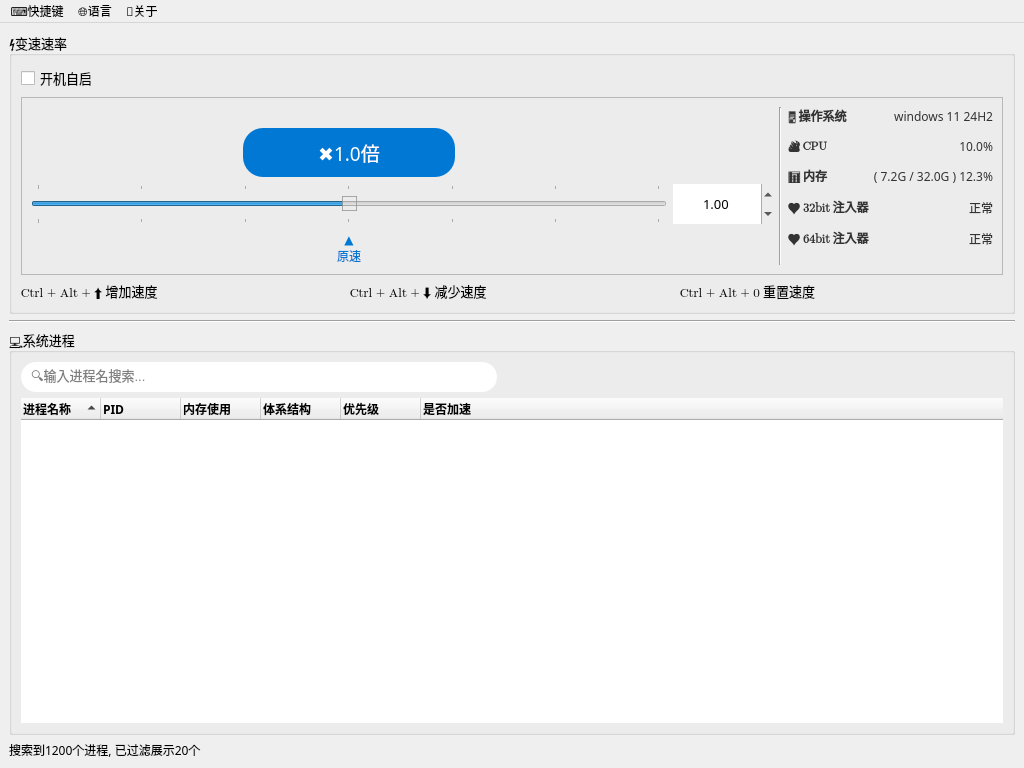
The window that mainwindow.ui (zxlhhyccc/OpenSpeedy) describes before a commit, drawn with Qt 5.
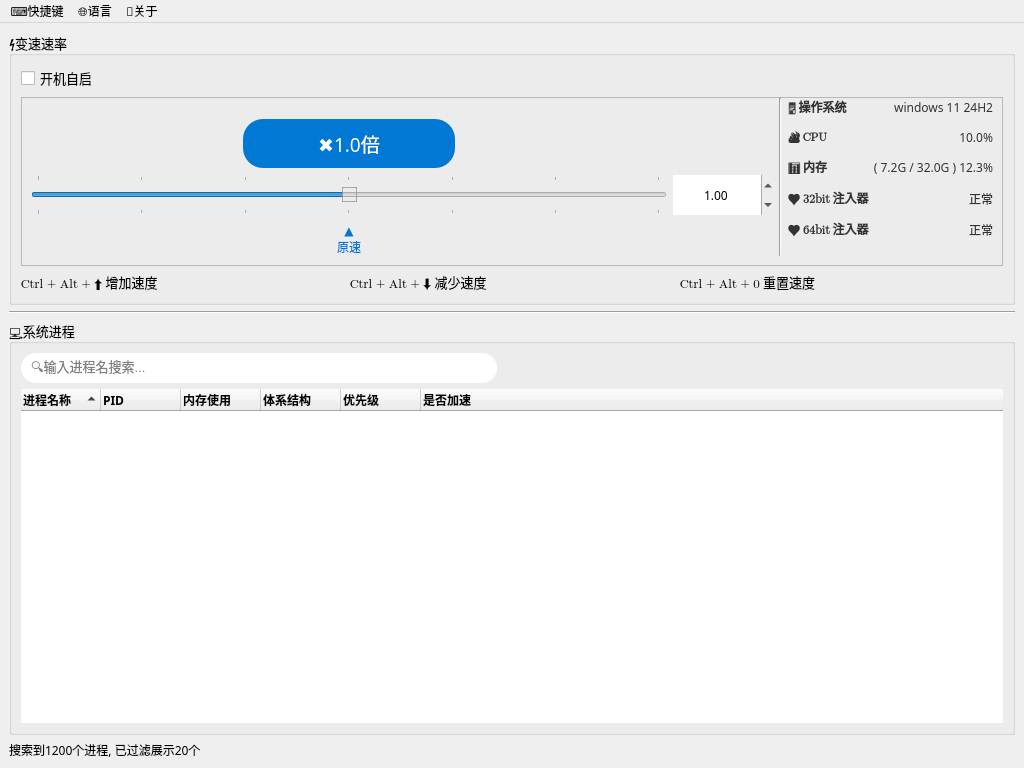
The same window after the commit.

What changed in the file:
```diff
--- a/mainwindow.ui
+++ b/mainwindow.ui
@@ -108,6 +108,9 @@
             <enum>QFrame::Raised</enum>
            </property>
            <layout class="QGridLayout" name="gridLayout">
+            <property name="topMargin">
+             <number>0</number>
+            </property>
             <property name="verticalSpacing">
              <number>7</number>
             </property>
@@ -344,7 +347,7 @@
             <item row="4" column="1">
              <widget class="QDoubleSpinBox" name="sliderInputSpinBox">
               <property name="sizePolicy">
-               <sizepolicy hsizetype="Maximum" vsizetype="MinimumExpanding">
+               <sizepolicy hsizetype="Maximum" vsizetype="Ignored">
                 <horstretch>0</horstretch>
                 <verstretch>0</verstretch>
                </sizepolicy>
@@ -358,7 +361,7 @@
               <property name="font">
                <font>
                 <family>微软雅黑</family>
-                <pointsize>10</pointsize>
+                <pointsize>9</pointsize>
                </font>
               </property>
               <property name="focusPolicy">
```
